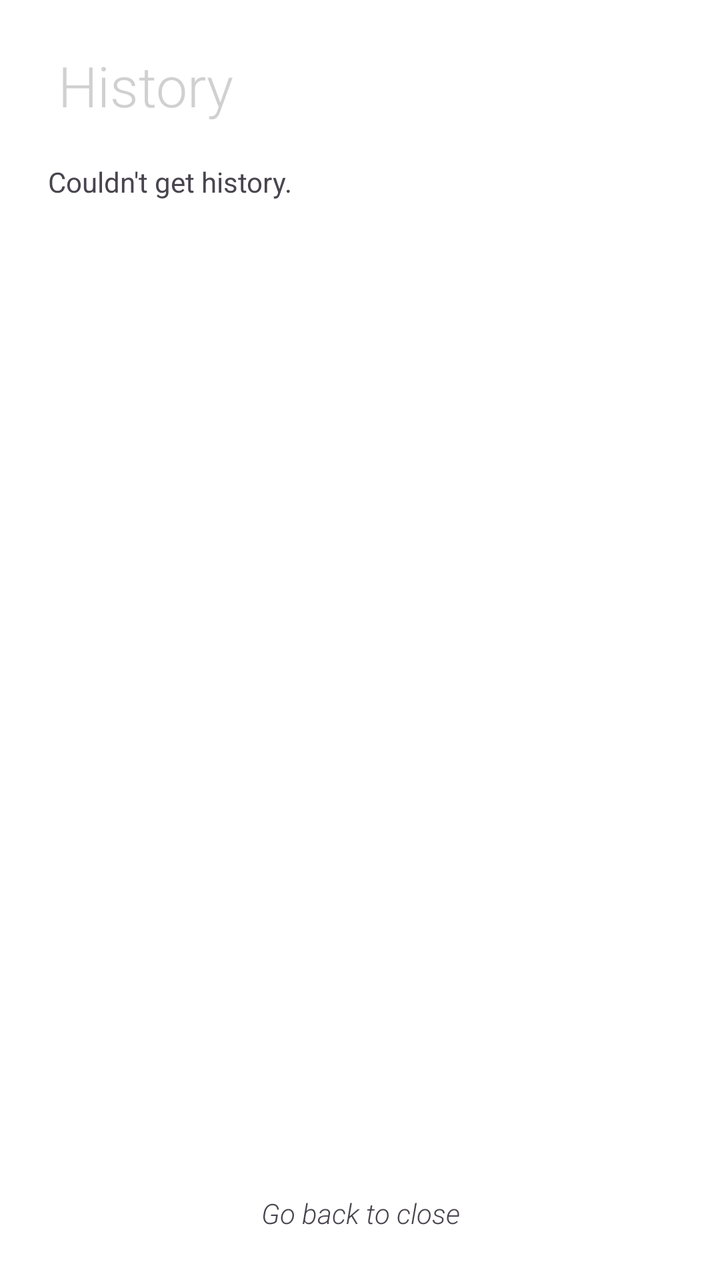
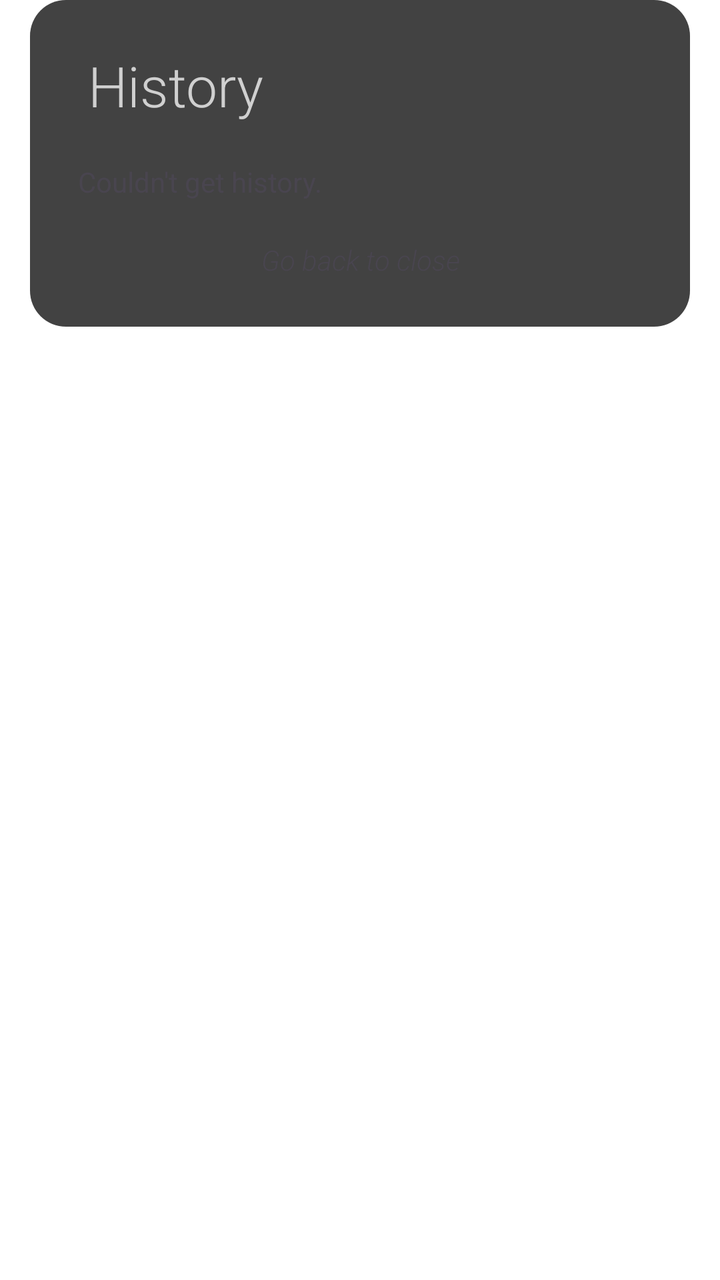

The first picture is an Android layout as it rendered before a commit; the second is the same layout after the commit. The layout source and the unified diff follow.
<!-- AndroidManifest.xml: application theme Theme.Transparent -->
<!-- res/layout/transaction_history.xml -->
<?xml version="1.0" encoding="utf-8"?>
<LinearLayout xmlns:android="http://schemas.android.com/apk/res/android"
    android:layout_width="match_parent"
    android:layout_height="wrap_content"
    android:orientation="vertical"
    android:padding="24dp">

    <TextView
        android:id="@+id/text4"
        android:layout_width="match_parent"
        android:layout_height="wrap_content"
        android:layout_gravity="center_horizontal"
        android:fontFamily="sans-serif-light"
        android:paddingLeft="5dp"
        android:text="History"
        android:textAlignment="textStart"
        android:textColor="@color/grey"
        android:textSize="28sp" />

    <Space
        android:layout_width="match_parent"
        android:layout_height="20dp" />

    <ScrollView
        android:layout_width="match_parent"
        android:layout_height="match_parent"
        android:layout_weight="1">

        <LinearLayout
            android:id="@+id/history_container"
            android:layout_width="match_parent"
            android:layout_height="wrap_content"
            android:orientation="vertical" >

            <TextView
                android:id="@+id/history_text"
                android:layout_width="match_parent"
                android:layout_height="wrap_content"
                android:backgroundTint="@color/grey"
                android:backgroundTintMode="add"
                android:fontFamily="sans-serif"
                android:text="Couldn't get history." />
        </LinearLayout>
    </ScrollView>

    <TextView
        android:id="@+id/textView4"
        android:layout_width="match_parent"
        android:layout_height="wrap_content"
        android:layout_marginTop="20dp"
        android:fontFamily="sans-serif-light"
        android:text="Go back to close"
        android:textAlignment="center"
        android:textStyle="italic" />


</LinearLayout>
<!-- resources referenced by this layout -->
<resources>
  <color name="grey">#D0D0D0</color>
  <style name="Theme.Transparent" parent="Theme.Material3.DayNight.NoActionBar">
          <item name="android:windowIsTranslucent">true</item>
          <item name="android:windowBackground">@android:color/transparent</item>
          <item name="android:windowContentOverlay">@null</item>
          <item name="android:windowNoTitle">true</item>
          <item name="android:windowIsFloating">false</item>
          <item name="android:backgroundDimEnabled">false</item>
      </style>
</resources>

<!-- the commit's change to res/layout/transaction_history.xml (unified diff, before → after) -->
@@ -1,15 +1,21 @@
 <?xml version="1.0" encoding="utf-8"?>
-<LinearLayout xmlns:android="http://schemas.android.com/apk/res/android"
+<FrameLayout xmlns:android="http://schemas.android.com/apk/res/android"
     android:layout_width="match_parent"
-    android:layout_height="wrap_content"
-    android:orientation="vertical"
-    android:padding="24dp">
+    android:layout_height="match_parent"
+    android:background="@color/transparent">
+    <LinearLayout
+        android:layout_width="match_parent"
+        android:layout_height="wrap_content"
+        android:layout_marginHorizontal="15dp"
+        android:background="@drawable/rounded_corners_window"
+        android:orientation="vertical"
+        android:padding="24dp">
 
     <TextView
         android:id="@+id/text4"
         android:layout_width="match_parent"
         android:layout_height="wrap_content"
-        android:layout_gravity="center_horizontal"
+        android:layout_gravity="start"
         android:fontFamily="sans-serif-light"
         android:paddingLeft="5dp"
         android:text="History"
@@ -55,3 +61,4 @@
 
 
 </LinearLayout>
+</FrameLayout>
<!-- resource entries referenced after the edit -->
@@ -1,6 +1,13 @@
 <!-- resources referenced by this layout -->
 <resources>
   <color name="grey">#D0D0D0</color>
+  <color name="transparent">#00000000</color>
+  <!-- drawable rounded_corners_window (drawable) -->
+  <?xml version="1.0" encoding="utf-8"?>
+  <shape xmlns:android="http://schemas.android.com/apk/res/android">
+      <solid android:color="@color/background_grey"/>
+      <corners android:radius="18dp" />
+  </shape>
   <style name="Theme.Transparent" parent="Theme.Material3.DayNight.NoActionBar">
           <item name="android:windowIsTranslucent">true</item>
           <item name="android:windowBackground">@android:color/transparent</item>
@@ -9,5 +16,6 @@
           <item name="android:windowIsFloating">false</item>
           <item name="android:backgroundDimEnabled">false</item>
       </style>
+  <color name="background_grey">#424242</color>
 </resources>
 
